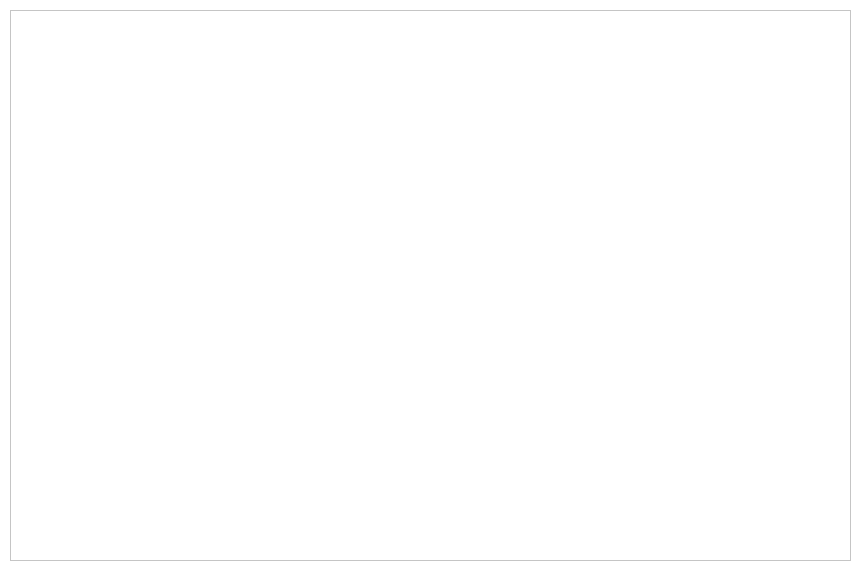
Qt form positionswindow.ui (lucapegolotti/coworking) before a commit.
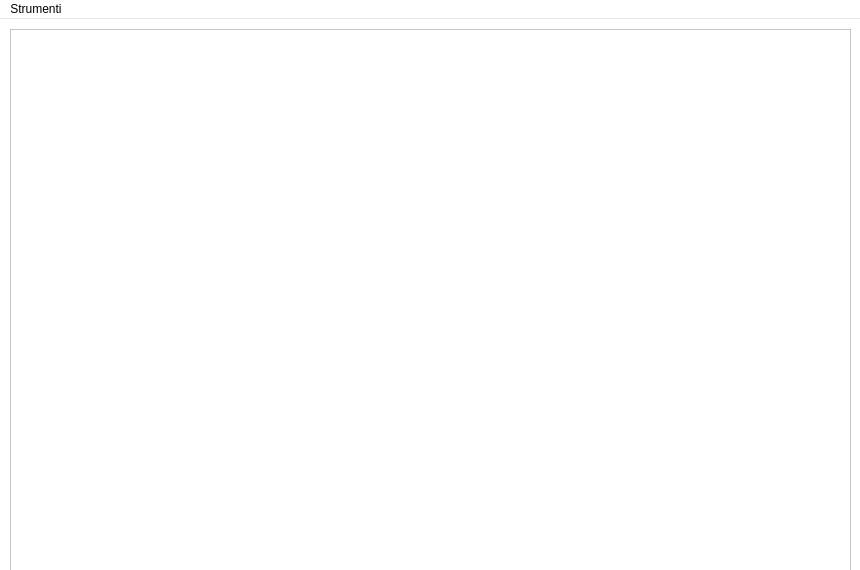
The same form after that commit.

The edit to the form file:
```diff
--- a/positionswindow.ui
+++ b/positionswindow.ui
@@ -470,6 +470,13 @@
      <height>22</height>
     </rect>
    </property>
+   <widget class="QMenu" name="menuStrumenti">
+    <property name="title">
+     <string>Strumenti</string>
+    </property>
+    <addaction name="actionControlla_disponibilit"/>
+   </widget>
+   <addaction name="menuStrumenti"/>
   </widget>
   <action name="actionBla">
    <property name="text">
```
Left out of the diff: 5 changed lines with no effect on the pictures.
